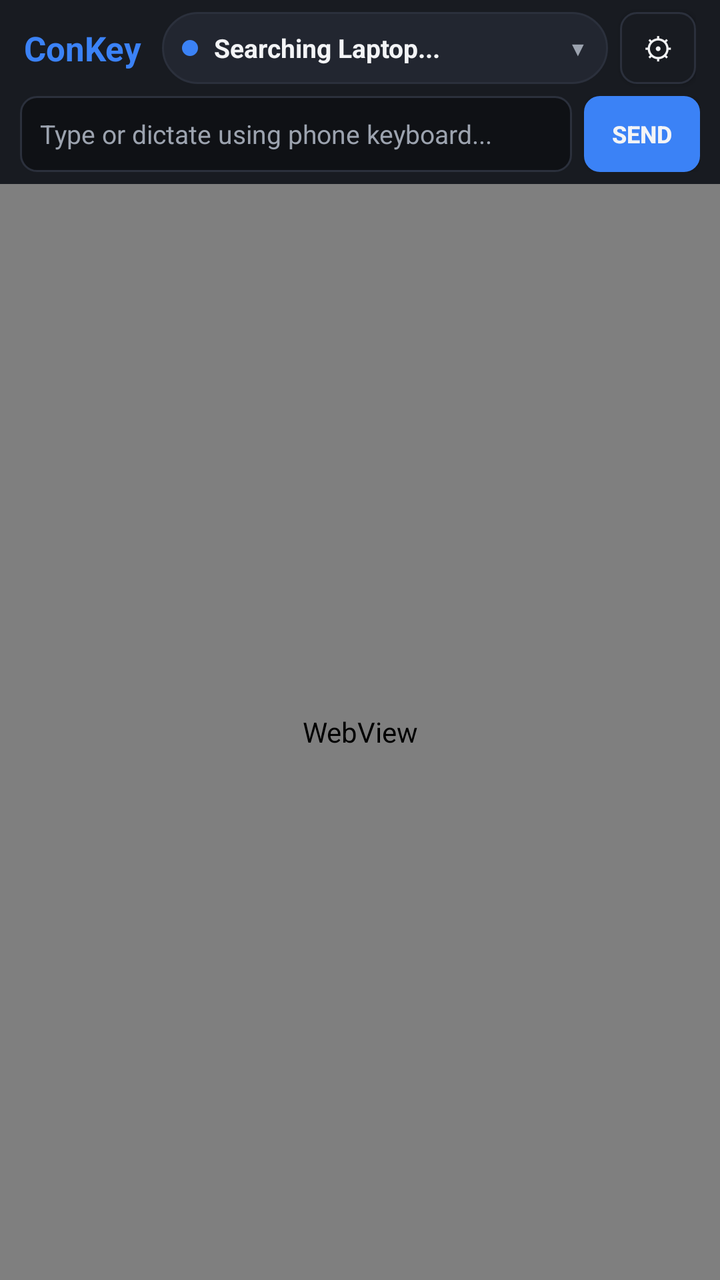
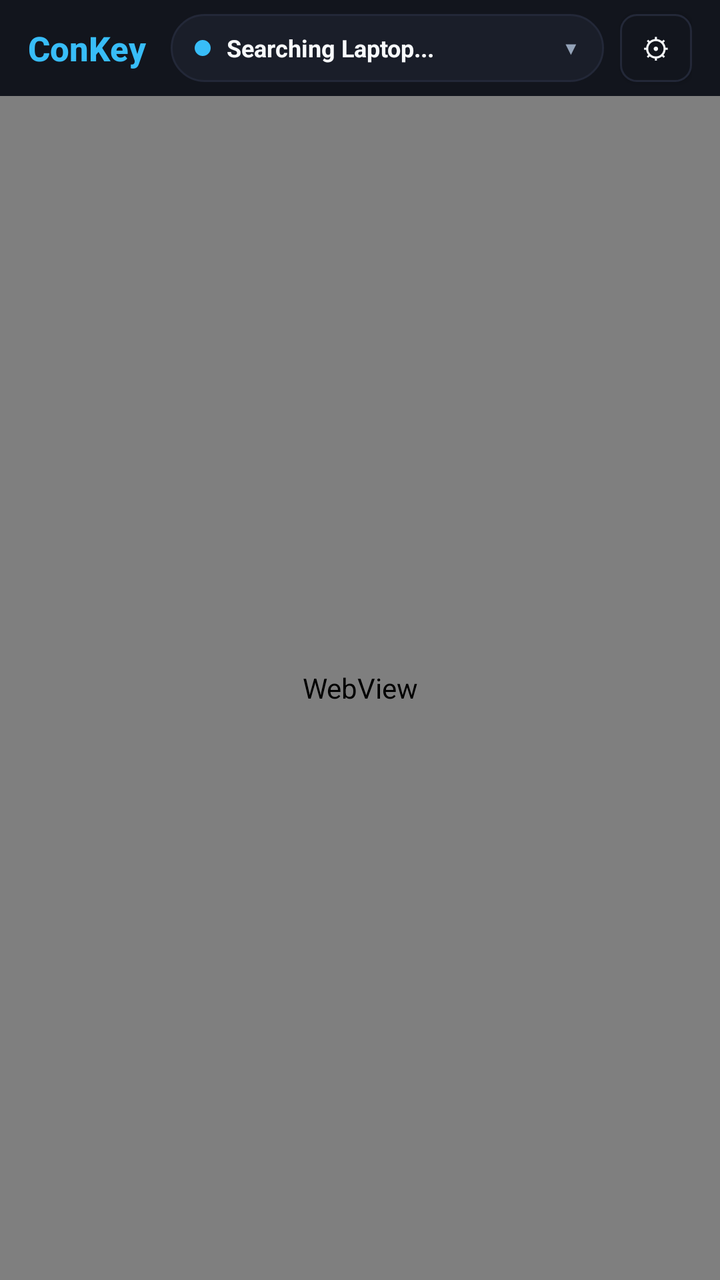

An Android layout rendered at two revisions. The XML below is the earlier revision; the diff shows what the commit changed to produce the second picture.
<!-- AndroidManifest.xml: application theme android:Theme.DeviceDefault.NoActionBar -->
<!-- res/layout/activity_main.xml -->
<?xml version="1.0" encoding="utf-8"?>
<LinearLayout xmlns:android="http://schemas.android.com/apk/res/android"
    android:id="@+id/rootLayout"
    android:layout_width="match_parent"
    android:layout_height="match_parent"
    android:background="@color/bg"
    android:fitsSystemWindows="true"
    android:orientation="vertical">

    
    <LinearLayout
        android:id="@+id/topBar"
        android:layout_width="match_parent"
        android:layout_height="48dp"
        android:background="@color/surface"
        android:gravity="center_vertical"
        android:paddingHorizontal="12dp">

        <TextView
            android:layout_width="wrap_content"
            android:layout_height="wrap_content"
            android:text="ConKey"
            android:textColor="@color/accent"
            android:textSize="17sp"
            android:textStyle="bold"
            android:layout_marginEnd="10dp"/>

        
        <LinearLayout
            android:id="@+id/pillDevice"
            android:layout_width="0dp"
            android:layout_height="36dp"
            android:layout_weight="1"
            android:background="@drawable/bg_pill"
            android:gravity="center_vertical"
            android:paddingHorizontal="10dp"
            android:clickable="true"
            android:focusable="true">

            <View
                android:id="@+id/dotStatus"
                android:layout_width="8dp"
                android:layout_height="8dp"
                android:background="@drawable/bg_btn_accent"
                android:layout_marginEnd="8dp"/>

            <TextView
                android:id="@+id/tvDeviceName"
                android:layout_width="0dp"
                android:layout_height="wrap_content"
                android:layout_weight="1"
                android:ellipsize="end"
                android:maxLines="1"
                android:text="Searching Laptop..."
                android:textColor="@color/text_primary"
                android:textSize="13sp"
                android:textStyle="bold" />

            <TextView
                android:layout_width="wrap_content"
                android:layout_height="wrap_content"
                android:text="▼"
                android:textColor="@color/text_secondary"
                android:textSize="10sp"
                android:layout_marginStart="4dp"/>
        </LinearLayout>

        
        <Button
            android:id="@+id/btnSettings"
            android:layout_width="38dp"
            android:layout_height="36dp"
            android:layout_marginStart="6dp"
            android:background="@drawable/bg_btn"
            android:text="⚙"
            android:textColor="@color/text_primary"
            android:textSize="15sp" />
    </LinearLayout>

    
    <LinearLayout
        android:id="@+id/typingBar"
        android:layout_width="match_parent"
        android:layout_height="44dp"
        android:background="@color/surface"
        android:paddingHorizontal="10dp"
        android:paddingBottom="6dp"
        android:gravity="center_vertical">

        <EditText
            android:id="@+id/etTextInput"
            android:layout_width="0dp"
            android:layout_height="match_parent"
            android:layout_weight="1"
            android:background="@drawable/bg_input"
            android:hint="Type or dictate using phone keyboard..."
            android:imeOptions="actionSend"
            android:inputType="text|textMultiLine"
            android:paddingHorizontal="10dp"
            android:textColor="@color/text_primary"
            android:textColorHint="@color/text_secondary"
            android:textSize="13sp" />

        <Button
            android:id="@+id/btnSendText"
            android:layout_width="58dp"
            android:layout_height="match_parent"
            android:layout_marginStart="6dp"
            android:background="@drawable/bg_btn_accent"
            android:text="Send"
            android:textColor="@color/text_primary"
            android:textSize="12sp"
            android:textStyle="bold" />
    </LinearLayout>

    
    <WebView
        android:id="@+id/webViewKeyboard"
        android:layout_width="match_parent"
        android:layout_height="0dp"
        android:layout_weight="1"
        android:background="@color/bg" />

</LinearLayout>
<!-- resources referenced by this layout -->
<resources>
  <color name="accent">#3B82F6</color>
  <color name="bg">#0F1115</color>
  <color name="surface">#181B21</color>
  <color name="text_primary">#F3F4F6</color>
  <color name="text_secondary">#9CA3AF</color>
  <!-- drawable bg_btn (drawable) -->
  <?xml version="1.0" encoding="utf-8"?>
  <selector xmlns:android="http://schemas.android.com/apk/res/android">
      <item android:state_pressed="true">
          <shape android:shape="rectangle">
              <solid android:color="@color/surface_variant"/>
              <corners android:radius="8dp"/>
              <stroke android:width="1dp" android:color="@color/accent"/>
          </shape>
      </item>
      <item>
          <shape android:shape="rectangle">
              <solid android:color="@color/surface"/>
              <corners android:radius="8dp"/>
              <stroke android:width="1dp" android:color="@color/border"/>
          </shape>
      </item>
  </selector>
  <!-- drawable bg_btn_accent (drawable) -->
  <?xml version="1.0" encoding="utf-8"?>
  <selector xmlns:android="http://schemas.android.com/apk/res/android">
      <item android:state_pressed="true">
          <shape android:shape="rectangle">
              <solid android:color="@color/accent_pressed"/>
              <corners android:radius="8dp"/>
          </shape>
      </item>
      <item>
          <shape android:shape="rectangle">
              <solid android:color="@color/accent"/>
              <corners android:radius="8dp"/>
          </shape>
      </item>
  </selector>
  <!-- drawable bg_input (drawable) -->
  <?xml version="1.0" encoding="utf-8"?>
  <shape xmlns:android="http://schemas.android.com/apk/res/android" android:shape="rectangle">
      <solid android:color="@color/bg"/>
      <corners android:radius="8dp"/>
      <stroke android:width="1dp" android:color="@color/border"/>
  </shape>
  <!-- drawable bg_pill (drawable) -->
  <?xml version="1.0" encoding="utf-8"?>
  <shape xmlns:android="http://schemas.android.com/apk/res/android" android:shape="rectangle">
      <solid android:color="@color/surface_variant"/>
      <corners android:radius="18dp"/>
      <stroke android:width="1dp" android:color="@color/border"/>
  </shape>
  <color name="surface_variant">#222630</color>
  <color name="border">#2B303C</color>
  <color name="accent_pressed">#2563EB</color>
</resources>

<!-- the commit's change to res/layout/activity_main.xml (unified diff, before → after) -->
@@ -14,7 +14,7 @@
         android:layout_height="48dp"
         android:background="@color/surface"
         android:gravity="center_vertical"
-        android:paddingHorizontal="12dp">
+        android:paddingHorizontal="14dp">
 
         <TextView
             android:layout_width="wrap_content"
@@ -23,17 +23,18 @@
             android:textColor="@color/accent"
             android:textSize="17sp"
             android:textStyle="bold"
-            android:layout_marginEnd="10dp"/>
+            android:fontFamily="sans-serif-medium"
+            android:layout_marginEnd="12dp"/>
 
         
         <LinearLayout
             android:id="@+id/pillDevice"
             android:layout_width="0dp"
-            android:layout_height="36dp"
+            android:layout_height="34dp"
             android:layout_weight="1"
             android:background="@drawable/bg_pill"
             android:gravity="center_vertical"
-            android:paddingHorizontal="10dp"
+            android:paddingHorizontal="12dp"
             android:clickable="true"
             android:focusable="true">
 
@@ -53,7 +54,7 @@
                 android:maxLines="1"
                 android:text="Searching Laptop..."
                 android:textColor="@color/text_primary"
-                android:textSize="13sp"
+                android:textSize="12sp"
                 android:textStyle="bold" />
 
             <TextView
@@ -61,56 +62,20 @@
                 android:layout_height="wrap_content"
                 android:text="▼"
                 android:textColor="@color/text_secondary"
-                android:textSize="10sp"
+                android:textSize="9sp"
                 android:layout_marginStart="4dp"/>
         </LinearLayout>
 
         
         <Button
             android:id="@+id/btnSettings"
-            android:layout_width="38dp"
-            android:layout_height="36dp"
-            android:layout_marginStart="6dp"
+            android:layout_width="36dp"
+            android:layout_height="34dp"
+            android:layout_marginStart="8dp"
             android:background="@drawable/bg_btn"
             android:text="⚙"
             android:textColor="@color/text_primary"
-            android:textSize="15sp" />
-    </LinearLayout>
-
-    
-    <LinearLayout
-        android:id="@+id/typingBar"
-        android:layout_width="match_parent"
-        android:layout_height="44dp"
-        android:background="@color/surface"
-        android:paddingHorizontal="10dp"
-        android:paddingBottom="6dp"
-        android:gravity="center_vertical">
-
-        <EditText
-            android:id="@+id/etTextInput"
-            android:layout_width="0dp"
-            android:layout_height="match_parent"
-            android:layout_weight="1"
-            android:background="@drawable/bg_input"
-            android:hint="Type or dictate using phone keyboard..."
-            android:imeOptions="actionSend"
-            android:inputType="text|textMultiLine"
-            android:paddingHorizontal="10dp"
-            android:textColor="@color/text_primary"
-            android:textColorHint="@color/text_secondary"
-            android:textSize="13sp" />
-
-        <Button
-            android:id="@+id/btnSendText"
-            android:layout_width="58dp"
-            android:layout_height="match_parent"
-            android:layout_marginStart="6dp"
-            android:background="@drawable/bg_btn_accent"
-            android:text="Send"
-            android:textColor="@color/text_primary"
-            android:textSize="12sp"
-            android:textStyle="bold" />
+            android:textSize="14sp" />
     </LinearLayout>
 
     
<!-- resource entries referenced after the edit -->
@@ -1,10 +1,10 @@
 <!-- resources referenced by this layout -->
 <resources>
-  <color name="accent">#3B82F6</color>
-  <color name="bg">#0F1115</color>
-  <color name="surface">#181B21</color>
-  <color name="text_primary">#F3F4F6</color>
-  <color name="text_secondary">#9CA3AF</color>
+  <color name="accent">#38BDF8</color>
+  <color name="bg">#090A0F</color>
+  <color name="surface">#12151D</color>
+  <color name="text_primary">#F8FAFC</color>
+  <color name="text_secondary">#94A3B8</color>
   <!-- drawable bg_btn (drawable) -->
   <?xml version="1.0" encoding="utf-8"?>
   <selector xmlns:android="http://schemas.android.com/apk/res/android">
@@ -39,13 +39,6 @@
           </shape>
       </item>
   </selector>
-  <!-- drawable bg_input (drawable) -->
-  <?xml version="1.0" encoding="utf-8"?>
-  <shape xmlns:android="http://schemas.android.com/apk/res/android" android:shape="rectangle">
-      <solid android:color="@color/bg"/>
-      <corners android:radius="8dp"/>
-      <stroke android:width="1dp" android:color="@color/border"/>
-  </shape>
   <!-- drawable bg_pill (drawable) -->
   <?xml version="1.0" encoding="utf-8"?>
   <shape xmlns:android="http://schemas.android.com/apk/res/android" android:shape="rectangle">
@@ -53,8 +46,8 @@
       <corners android:radius="18dp"/>
       <stroke android:width="1dp" android:color="@color/border"/>
   </shape>
-  <color name="surface_variant">#222630</color>
-  <color name="border">#2B303C</color>
-  <color name="accent_pressed">#2563EB</color>
+  <color name="surface_variant">#1A1E29</color>
+  <color name="border">#232838</color>
+  <color name="accent_pressed">#0284C7</color>
 </resources>
 
